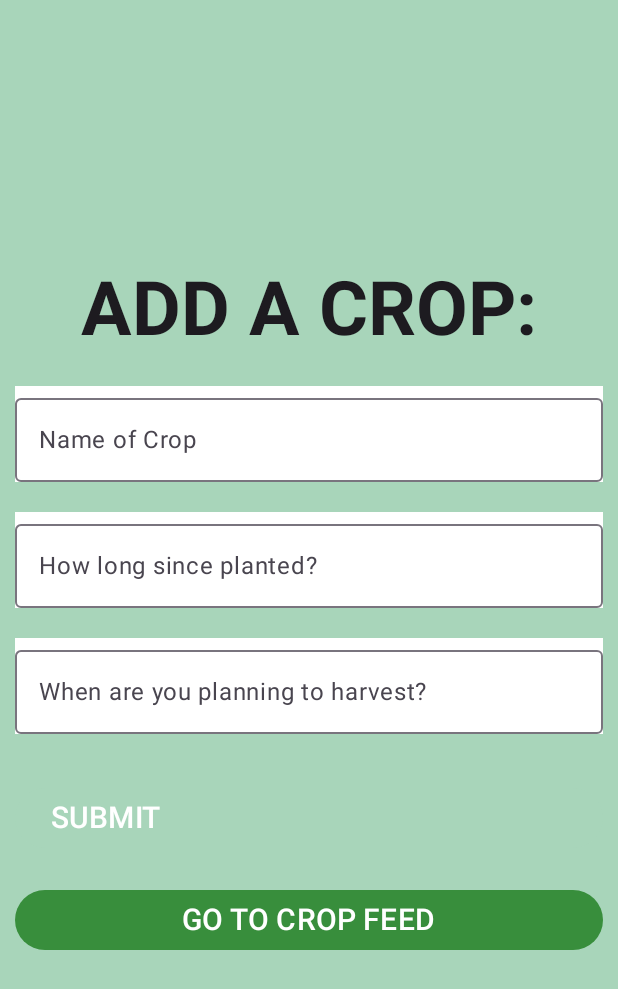
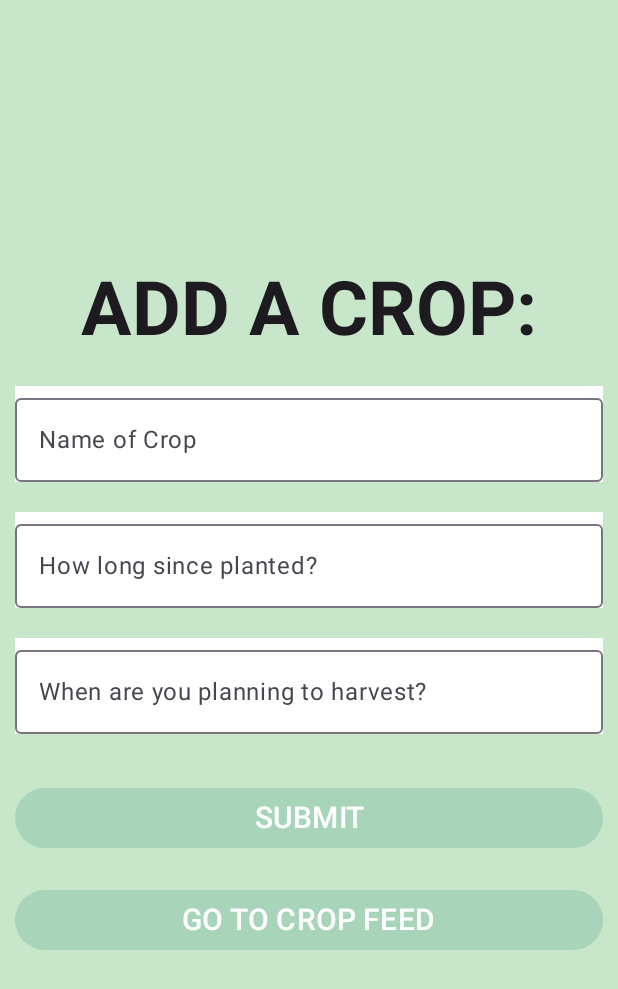
Before and after one commit to nosimk/ShambaAlert, an Android app built with Jetpack Compose: the composable CropsScreen shown on its own in the app's theme, on a phone screen of 412 x 824 dp. Shown: the top 989 px of the screen. Run offline under Robolectric (Android 15) with nearby library versions, the phone set to English and light mode, and no system bars; our stand-ins replace Firebase (no records; nobody signed in at launch, a user with empty details on screens opened directly); 1 statement that could not run was skipped.

Commit message:
fifth commit

```diff
--- a/app/src/main/java/com/example/farmer/ui/theme/screens/crops/CropFeedScreen.kt
+++ b/app/src/main/java/com/example/farmer/ui/theme/screens/crops/CropFeedScreen.kt
@@ -187,11 +187,7 @@ fun CropCard(crops: Crops){
             Text(text = "Name : ${crops.cropName}", fontWeight = FontWeight.Bold)
             Text(text = "Duration: ${crops.duration}")
             Text(text = "Harvest: ${crops.harvest}")
-           Icon(
-               painter = painterResource(R.drawable.deletes),
-               contentDescription = "",
-               modifier = Modifier.size(20.dp).clickable { cropsViewModel.deleteCrop(crops.cropId)  }
-           )
+
 
 
 
--- a/app/src/main/java/com/example/farmer/ui/theme/screens/crops/CropsScreen.kt
+++ b/app/src/main/java/com/example/farmer/ui/theme/screens/crops/CropsScreen.kt
@@ -24,6 +24,7 @@ import androidx.compose.ui.Modifier
 import androidx.compose.ui.graphics.Color
 import androidx.compose.ui.platform.LocalContext
 import androidx.compose.ui.text.font.FontWeight
+import androidx.compose.ui.text.style.TextAlign
 import androidx.compose.ui.tooling.preview.Preview
 import androidx.compose.ui.unit.dp
 import androidx.compose.ui.unit.sp
@@ -39,6 +40,7 @@ import com.example.farmer.models.Tip
 import com.example.farmer.models.UserModel
 
 import com.example.farmer.navigation.ROUTE_CROPFEED
+import com.example.farmer.ui.theme.MintGreen
 import com.example.farmer.ui.viewmodel.CropsViewModel
 import com.google.firebase.auth.FirebaseAuth
 import com.google.firebase.database.FirebaseDatabase
@@ -74,7 +76,7 @@ fun CropsScreen(navController: NavController,onPostComplete: () -> Unit){
 //    )
     Column (
         modifier = Modifier
-            .background(SoftGreen)
+            .background(MintGreen)
             .fillMaxSize()
             .fillMaxWidth(),
         horizontalAlignment = Alignment.CenterHorizontally,
@@ -152,13 +154,17 @@ fun CropsScreen(navController: NavController,onPostComplete: () -> Unit){
            {
                 Text(text = "SUBMIT",
                     fontSize = 20.sp,
-                    modifier = Modifier.fillMaxWidth())
+                    modifier = Modifier.fillMaxWidth(),
+                    textAlign = TextAlign.Center,
+                    color = Color.White)
         }
         Button(onClick = {navController.navigate(ROUTE_CROPFEED)},
-            colors = ButtonDefaults.buttonColors(ForestGreen),
-            modifier = Modifier.fillMaxWidth().padding(10.dp)) {
+            colors = ButtonDefaults.buttonColors(SoftGreen),
+            modifier = Modifier.fillMaxWidth().padding(10.dp),
+            ) {
             Text(text = "GO TO CROP FEED",
-                fontSize = 20.sp)
+                fontSize = 20.sp,
+                color = Color.White)
         }
 
 
```
